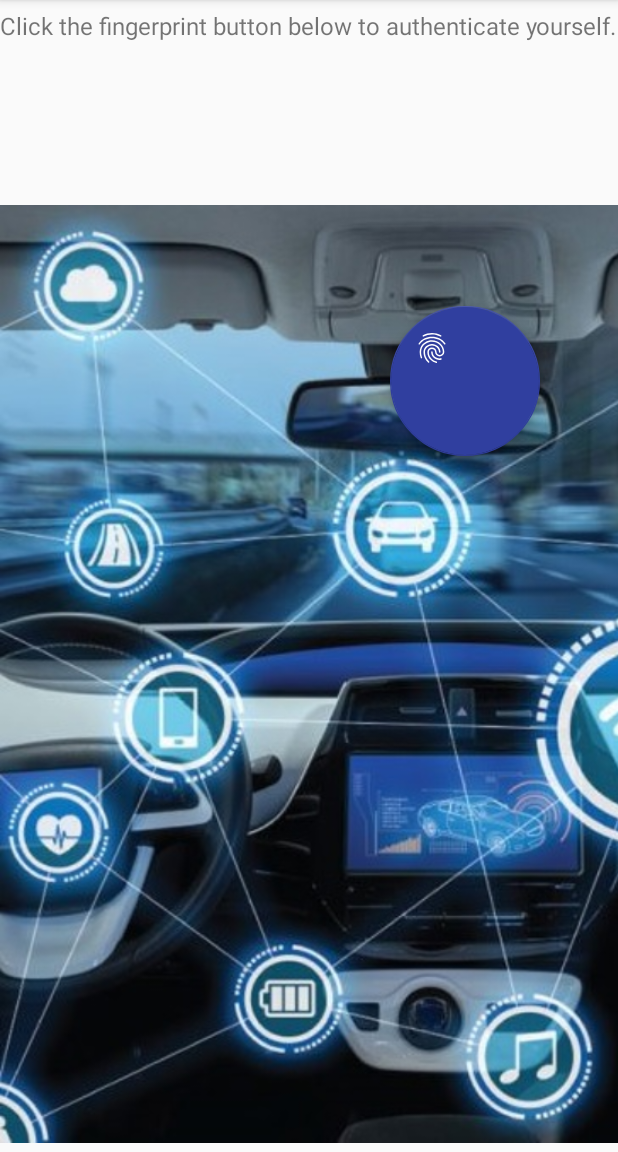
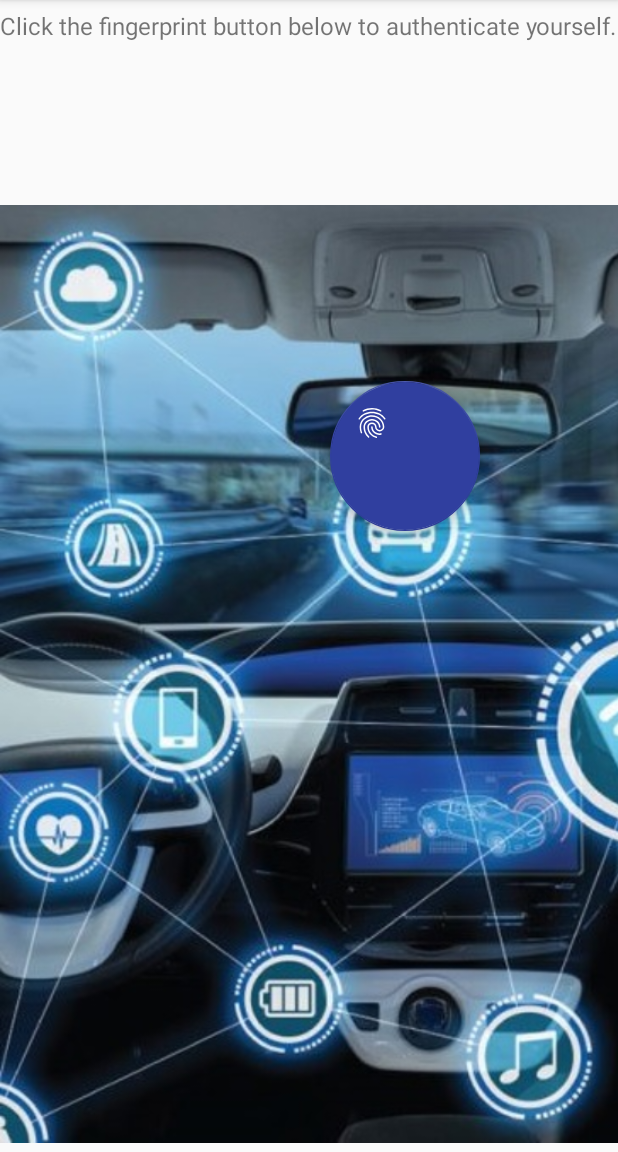
Before and after one commit to liatashk/hackathon_generator, an Android app: the screen it shows after launch (MainActivity), on a phone screen of 412 x 824 dp, the part 84-1236 px from its top. Run offline under Robolectric (Android 15) with nearby library versions, the light colour scheme and no system bars.

Commit message:
center the button

```diff
--- a/android.app/app/src/main/res/layout/activity_main.xml
+++ b/android.app/app/src/main/res/layout/activity_main.xml
@@ -25,16 +25,15 @@
         android:layout_width="match_parent"
         android:layout_height="match_parent"
         app:layout_anchor="@+id/fab"
-        app:layout_anchorGravity="right|bottom" />
+        app:layout_anchorGravity="left|center" />
 
     <android.support.design.widget.FloatingActionButton
         android:id="@+id/fab"
         android:layout_width="100dp"
         android:layout_height="140dp"
-        android:paddingRight="50dp"
-        android:layout_margin="260dp"
+        android:layout_marginHorizontal="220dp"
+        android:layout_marginVertical="310dp"
         app:backgroundTint="@color/colorPrimaryDark"
-        app:layout_constraintBottom_toBottomOf="parent"
         app:srcCompat="@drawable/ic_fingerprint_white_24dp" />
 
 </android.support.design.widget.CoordinatorLayout>
```
